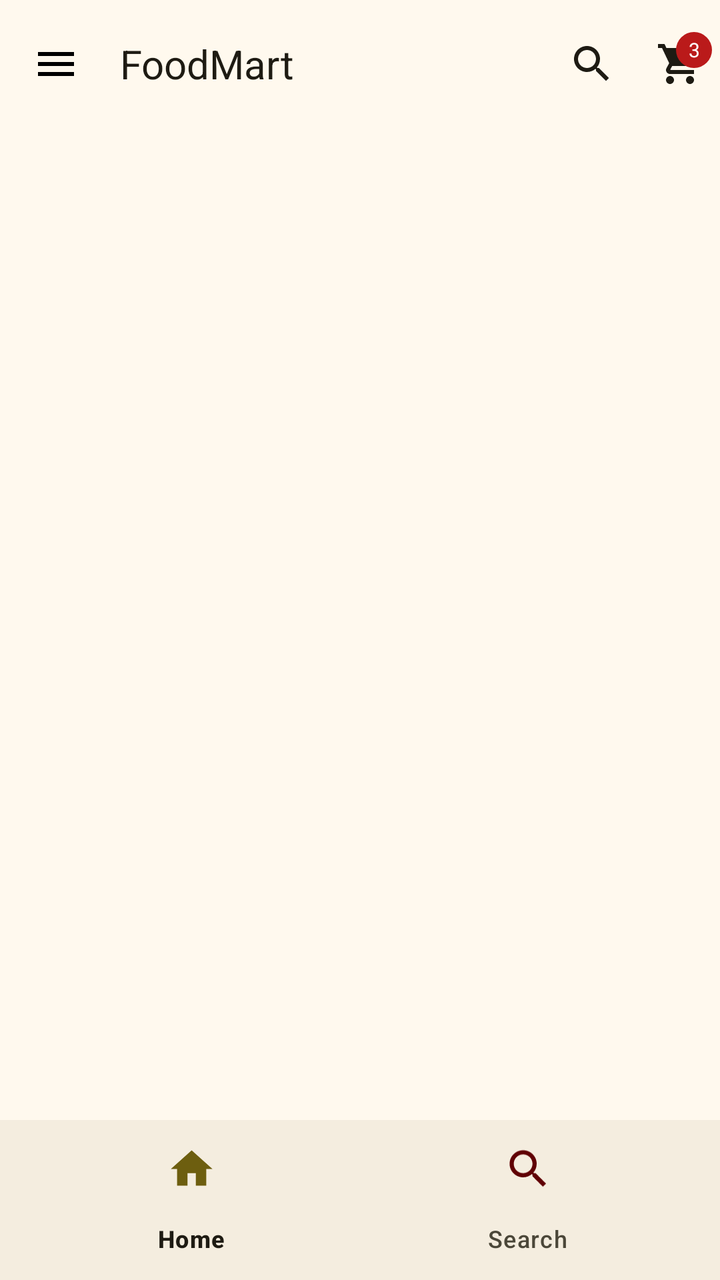
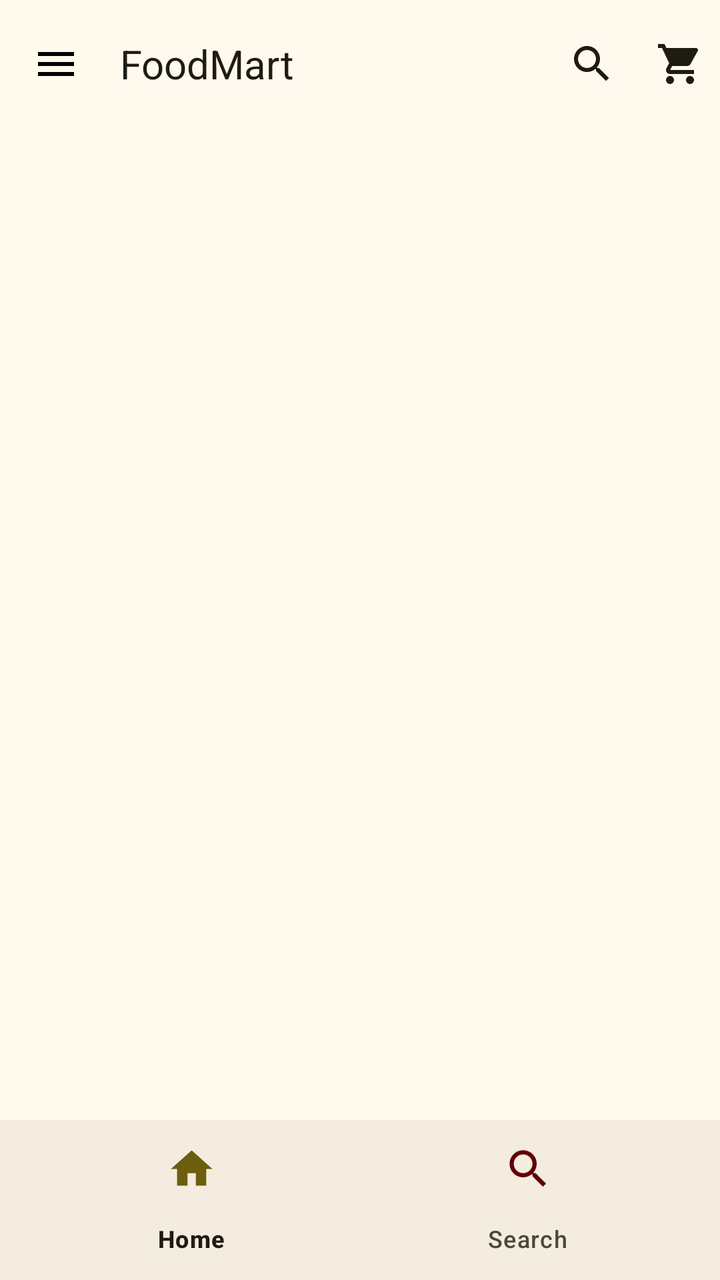

Before-and-after screenshots of an Android layout around one commit, followed by the original layout XML and the change that was made.
<!-- AndroidManifest.xml: application theme Theme.FoodMart -->
<!-- res/layout/activity_main.xml -->
<?xml version="1.0" encoding="utf-8"?>
<androidx.drawerlayout.widget.DrawerLayout xmlns:android="http://schemas.android.com/apk/res/android"
    xmlns:app="http://schemas.android.com/apk/res-auto"
    xmlns:tools="http://schemas.android.com/tools"
    android:id="@+id/drawerLayout"
    android:layout_width="match_parent"
    android:layout_height="match_parent"

    tools:context=".activity.MainActivity">

    <LinearLayout
        android:layout_width="match_parent"
        android:layout_height="match_parent"

        android:orientation="vertical">

        <com.google.android.material.appbar.AppBarLayout
            android:id="@+id/app_bar"
            android:layout_width="match_parent"
            android:layout_height="wrap_content"
            android:background="?attr/colorSurface">

            <com.google.android.material.appbar.MaterialToolbar
                android:id="@+id/toolbar"
                android:layout_width="match_parent"
                android:layout_height="?attr/actionBarSize"
                app:navigationIcon="@drawable/baseline_menu_24"
                app:title="FoodMart"
                app:titleTextAppearance="@style/ToolbarTitleStyle"
                app:titleTextColor="?attr/colorOnSurface">

                <LinearLayout
                    android:layout_width="wrap_content"
                    android:layout_height="wrap_content"
                    android:layout_gravity="end"
                    android:orientation="horizontal">

                    <ImageButton
                        android:id="@+id/tool_bar_btn_search"
                        android:layout_width="40dp"
                        android:layout_height="40dp"
                        android:background="?attr/selectableItemBackgroundBorderless"
                        android:contentDescription="Search"
                        android:src="@drawable/baseline_search_24"
                        app:tint="?attr/colorOnSurface" />

                    <FrameLayout
                        android:layout_width="40dp"
                        android:layout_height="40dp"
                        android:layout_marginStart="4dp">

                        <ImageButton
                            android:id="@+id/tool_bar_btn_cart"
                            android:layout_width="40dp"
                            android:layout_height="40dp"
                            android:background="?attr/selectableItemBackgroundBorderless"
                            android:contentDescription="Cart"
                            android:src="@drawable/baseline_shopping_cart_24"
                            app:tint="?attr/colorOnSurface" />

                        <TextView
                            android:id="@+id/tool_bar_tv_cart_badge"
                            android:layout_width="18dp"
                            android:layout_height="18dp"
                            android:layout_gravity="top|end"
                            android:layout_marginTop="4dp"
                            android:layout_marginEnd="4dp"
                            android:background="@drawable/bg_badge"
                            android:fontFamily="@font/poppins_medium"
                            android:gravity="center"
                            android:text="3"
                            android:textColor="@android:color/white"
                            android:textSize="10sp"
                            android:visibility="visible" />
                    </FrameLayout>
                </LinearLayout>
            </com.google.android.material.appbar.MaterialToolbar>
        </com.google.android.material.appbar.AppBarLayout>

        <androidx.fragment.app.FragmentContainerView
            android:id="@+id/fragment_container"
            android:layout_width="match_parent"
            android:layout_height="0dp"
            android:layout_weight="1" />

        <com.google.android.material.bottomnavigation.BottomNavigationView
            android:id="@+id/bottom_navigation_view"
            android:layout_width="match_parent"
            android:layout_height="wrap_content"
            app:itemIconSize="25dp"
            app:itemIconTint="@color/nav_item_color"
            app:labelVisibilityMode="labeled"
            app:menu="@menu/bottom_nav_menu" />
    </LinearLayout>

    <com.google.android.material.navigation.NavigationView
        android:id="@+id/side_navigation_view"
        android:layout_width="match_parent"
        android:layout_height="match_parent"
        android:layout_gravity="start"

        app:headerLayout="@layout/side_nav_header"
        app:itemIconSize="25dp"
        app:itemIconTint="@color/nav_item_color"
        app:menu="@menu/side_nav_menu" />

</androidx.drawerlayout.widget.DrawerLayout>
<!-- res/layout/side_nav_header.xml (included above) -->
<?xml version="1.0" encoding="utf-8"?>
<LinearLayout xmlns:android="http://schemas.android.com/apk/res/android"
    android:layout_width="match_parent"
    android:layout_height="wrap_content"
    xmlns:app="http://schemas.android.com/apk/res-auto"
    android:orientation="horizontal"
    android:background="@drawable/bottom_corners_curve"
android:gravity="center_vertical"
    android:padding="16dp"
    android:paddingTop="32dp">

    <com.google.android.material.imageview.ShapeableImageView
        android:id="@+id/side_nav_header_profile_pic"

        android:layout_width="72dp"
        android:layout_height="72dp"
        android:scaleType="centerCrop"
        android:src="@drawable/baseline_person_24"
        app:shapeAppearanceOverlay="@style/CircleImageView"
        android:background="@drawable/circle_shape"
        />

    <LinearLayout
        android:layout_width="match_parent"
        android:layout_height="wrap_content"
        android:orientation="vertical"
        android:gravity="center_horizontal"
        >

    <TextView
        android:id="@+id/side_nav_header_user_name"
        android:layout_width="wrap_content"
        android:layout_height="wrap_content"
        android:text="John Doe"
        android:layout_gravity="center"
        android:layout_marginStart="12dp"
        android:textSize="18sp"
        android:textStyle="bold"
        android:textColor="?attr/colorOnPrimaryContainer"
        />


        <TextView
            android:layout_marginTop="3dp"
            android:id="@+id/side_nav_header_user_email"
            android:layout_width="wrap_content"
            android:layout_height="wrap_content"
            android:text="johndoe@gmail.com"
            android:layout_gravity="center"
            android:layout_marginStart="12dp"
            android:textSize="14sp"
            android:textStyle="bold"
            android:alpha="0.8"
            android:textColor="?attr/colorOnPrimaryContainer"
            />
    <com.google.android.material.chip.Chip
        android:id="@+id/user_verified_badge"
        android:layout_width="wrap_content"
        android:layout_height="wrap_content"
android:text="Buyer &amp; Seller"
        android:textColor="?attr/colorOnPrimary"
        app:chipBackgroundColor="?attr/colorPrimary"
        app:chipIcon="@drawable/baseline_verified_24"
        app:chipIconTint="?attr/colorOnPrimary"
        app:chipMinHeight="28dp"
        android:layout_marginStart="7dp"
        android:layout_gravity="center_horizontal"
        />
    </LinearLayout>







</LinearLayout>
<!-- resources referenced by this layout -->
<resources>
  <!-- drawable baseline_menu_24 (drawable) -->
  <vector xmlns:android="http://schemas.android.com/apk/res/android" android:height="24dp" android:tint="#000000" android:viewportHeight="24" android:viewportWidth="24" android:width="24dp">
        
      <path android:fillColor="@android:color/white" android:pathData="M3,18h18v-2L3,16v2zM3,13h18v-2L3,11v2zM3,6v2h18L21,6L3,6z"/>
      
  </vector>
  <!-- drawable bg_badge (drawable) -->
  <?xml version="1.0" encoding="utf-8"?>
  <shape xmlns:android="http://schemas.android.com/apk/res/android" android:shape="oval">
  <solid android:color="@color/md_theme_error"/>
  </shape>
  <!-- drawable bottom_corners_curve (drawable) -->
  <?xml version="1.0" encoding="utf-8"?>
  <shape xmlns:android="http://schemas.android.com/apk/res/android" android:shape="rectangle">
  
      <solid android:color="@color/md_theme_primaryContainer"/>
      <corners
          android:bottomRightRadius="25dp"
          android:bottomLeftRadius="25dp"
  
          />
  
  </shape>
  <style name="CircleImageView">
          <item name="cornerFamily">rounded</item>
          <item name="cornerSize">50%</item>
      </style>
  <style name="ToolbarTitleStyle" parent="TextAppearance.Material3.TitleLarge">
          <item name="android:fontFamily">@font/poppins_semibold</item>
          <item name="android:textSize">20sp</item>
  
  
      </style>
  <color name="md_theme_error">#BA1A1A</color>
  <color name="md_theme_primaryContainer">#F8E287</color>
  <color name="md_theme_primary">#6D5E0F</color>
  <color name="md_theme_onPrimary">#FFFFFF</color>
  <color name="md_theme_onPrimaryContainer">#534600</color>
  <color name="md_theme_secondary">#665E40</color>
  <color name="md_theme_onSecondary">#FFFFFF</color>
  <color name="md_theme_secondaryContainer">#EEE2BC</color>
  <color name="md_theme_onSecondaryContainer">#4E472A</color>
  <color name="md_theme_tertiary">#43664F</color>
  <color name="md_theme_onTertiary">#FFFFFF</color>
  <color name="md_theme_tertiaryContainer">#C5ECCE</color>
  <color name="md_theme_onTertiaryContainer">#2C4E38</color>
  <color name="md_theme_onError">#FFFFFF</color>
  <color name="md_theme_errorContainer">#FFDAD6</color>
  <color name="md_theme_onErrorContainer">#93000A</color>
  <color name="md_theme_background">#FFF9EE</color>
  <color name="md_theme_onBackground">#1E1B13</color>
  <color name="md_theme_surface">#FFF9EE</color>
  <color name="md_theme_onSurface">#1E1B13</color>
  <color name="md_theme_surfaceVariant">#E9E2D0</color>
  <color name="md_theme_onSurfaceVariant">#4B4739</color>
  <color name="md_theme_outline">#7C7767</color>
  <color name="md_theme_outlineVariant">#CDC6B4</color>
  <color name="md_theme_inverseSurface">#333027</color>
  <color name="md_theme_inverseOnSurface">#F7F0E2</color>
  <color name="md_theme_inversePrimary">#DBC66F</color>
  <color name="md_theme_primaryFixed">#F8E287</color>
  <color name="md_theme_onPrimaryFixed">#221B00</color>
  <color name="md_theme_primaryFixedDim">#DBC66F</color>
  <color name="md_theme_onPrimaryFixedVariant">#534600</color>
  <color name="md_theme_secondaryFixed">#EEE2BC</color>
  <color name="md_theme_onSecondaryFixed">#211B04</color>
  <color name="md_theme_secondaryFixedDim">#D1C6A1</color>
  <color name="md_theme_onSecondaryFixedVariant">#4E472A</color>
  <color name="md_theme_tertiaryFixed">#C5ECCE</color>
  <color name="md_theme_onTertiaryFixed">#002110</color>
  <color name="md_theme_tertiaryFixedDim">#A9D0B3</color>
  <color name="md_theme_onTertiaryFixedVariant">#2C4E38</color>
  <color name="md_theme_surfaceDim">#E0D9CC</color>
  <color name="md_theme_surfaceBright">#FFF9EE</color>
  <color name="md_theme_surfaceContainerLowest">#FFFFFF</color>
  <color name="md_theme_surfaceContainerLow">#FAF3E5</color>
  <color name="md_theme_surfaceContainer">#F4EDDF</color>
  <color name="md_theme_surfaceContainerHigh">#EEE8DA</color>
  <color name="md_theme_surfaceContainerHighest">#E8E2D4</color>
  <!-- unchanged entries left out for length: 6 -->
</resources>

<!-- the commit's change to res/layout/activity_main.xml (unified diff, before → after) -->
@@ -5,13 +5,11 @@
     android:id="@+id/drawerLayout"
     android:layout_width="match_parent"
     android:layout_height="match_parent"
-
     tools:context=".activity.MainActivity">
 
     <LinearLayout
         android:layout_width="match_parent"
         android:layout_height="match_parent"
-
         android:orientation="vertical">
 
         <com.google.android.material.appbar.AppBarLayout
@@ -68,10 +66,10 @@
                             android:background="@drawable/bg_badge"
                             android:fontFamily="@font/poppins_medium"
                             android:gravity="center"
-                            android:text="3"
+                            android:text="0"
                             android:textColor="@android:color/white"
                             android:textSize="10sp"
-                            android:visibility="visible" />
+                            android:visibility="gone" />
                     </FrameLayout>
                 </LinearLayout>
             </com.google.android.material.appbar.MaterialToolbar>
@@ -98,7 +96,6 @@
         android:layout_width="match_parent"
         android:layout_height="match_parent"
         android:layout_gravity="start"
-
         app:headerLayout="@layout/side_nav_header"
         app:itemIconSize="25dp"
         app:itemIconTint="@color/nav_item_color"
